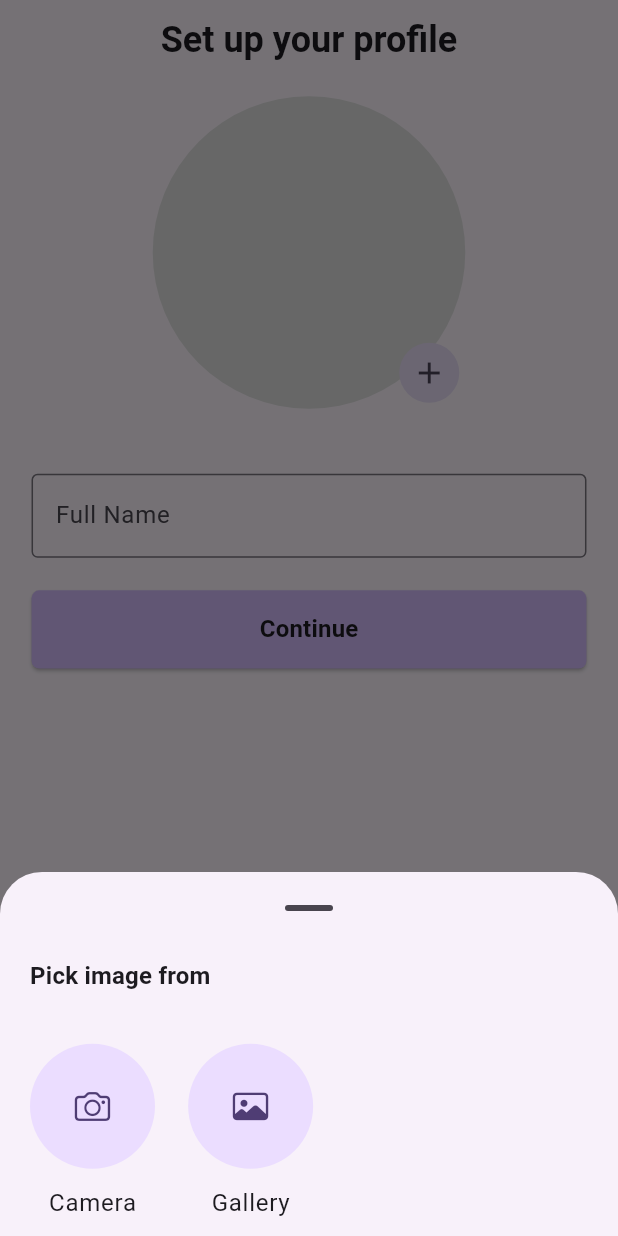
After one commit to dharmikRokad/firebase_chat_app, a Flutter app: the SetUpProfileScreen screen opened by its route, after a tap on the "add" icon, on a phone screen of 412 x 824 dp. The commit adds this screen. Run offline on Flutter 3.47's test engine with Material 3 defaults, Android fonts, the phone set to English and light mode, and no system bars; our stand-ins replace cloud_firestore, firebase_auth, firebase_core, flutter_screenutil, go_router, image_picker; accounts and stored records are empty.

Commit message:
added set up peofile

```diff
--- a/lib/pages/home_page.dart
+++ b/lib/pages/home_page.dart
@@ -1,4 +1,3 @@
-import 'package:chat_app/pages/login_page.dart';
 import 'package:chat_app/services/auth_service.dart';
 import 'package:chat_app/utils/router.dart';
 import 'package:flutter/material.dart';
@@ -32,7 +31,7 @@ class _HomePageState extends State<HomePage> {
           )
         ],
       ),
-      body: const Column(),
+      body: ListView(),
     );
   }
 }
--- /dev/null
+++ b/lib/pages/set_up_profile.dart
@@ -0,0 +1,99 @@
+import 'dart:developer';
+import 'dart:io';
+
+import 'package:chat_app/utils/img_picker_helper.dart';
+import 'package:chat_app/utils/strings.dart';
+import 'package:chat_app/widgets/app_button.dart';
+import 'package:flutter/material.dart';
+import 'package:flutter_screenutil/flutter_screenutil.dart';
+import 'package:image_picker/image_picker.dart';
+
+class SetUpProfileScreen extends StatefulWidget {
+  const SetUpProfileScreen({super.key});
+
+  @override
+  State<SetUpProfileScreen> createState() => _SetUpProfileScreenState();
+}
+
+class _SetUpProfileScreenState extends State<SetUpProfileScreen> {
+  final TextEditingController _fullNameController = TextEditingController();
+
+  XFile? selectedImage;
+  @override
+  Widget build(BuildContext context) {
+    return Scaffold(
+      body: SafeArea(
+        child: Padding(
+          padding: EdgeInsets.symmetric(horizontal: 20.w, vertical: 10.h),
+          child: Column(
+            children: [
+              Text(
+                Strings.setupProfile,
+                style: Theme.of(context)
+                    .textTheme
+                    .headlineSmall
+                    ?.apply(fontWeightDelta: 2),
+              ),
+              20.h.verticalSpace,
+              _buildPhotoPickerWidget(),
+              40.h.verticalSpace,
+              TextFormField(
+                controller: _fullNameController,
+                onTapOutside: (_) => FocusScope.of(context).unfocus(),
+                onFieldSubmitted: (_) => FocusScope.of(context).unfocus(),
+                decoration: const InputDecoration(
+                  labelText: Strings.fullName,
+                  hintText: Strings.fullNAmeHint,
+                  border: OutlineInputBorder(),
+                ),
+                validator: (value) {
+                  if (value?.isEmpty == true || value == null) {
+                    return Strings.emailRequired;
+                  }
+                  return null;
+                },
+              ),
+              20.h.verticalSpace,
+              AppButton(
+                onPressed: _onSubmitTap,
+                title: Strings.continueTxt,
+              )
+            ],
+          ),
+        ),
+      ),
+    );
+  }
+
+  void _onSubmitTap() {}
+
+  Widget _buildPhotoPickerWidget() {
+    return Stack(
+      alignment: Alignment.bottomRight,
+      children: [
+        Container(
+          height: 200.r,
+          width: 200.r,
+          decoration: BoxDecoration(
+            shape: BoxShape.circle,
+            color: Colors.grey.shade300,
+            image: selectedImage != null
+                ? DecorationImage(
+                    image: FileImage(File(selectedImage?.path ?? '')),
+                    fit: BoxFit.cover,
+                  )
+                : null,
+          ),
+        ),
+        IconButton.filledTonal(
+          icon: const Icon(Icons.add),
+          onPressed: () async {
+            selectedImage = await ImagePickweHelper().pickImage(context);
+            log('image = ${selectedImage?.path}');
+            if (selectedImage != null) setState(() {});
+          },
+        )
+      ],
+    );
+  }
+}
--- /dev/null
+++ b/lib/services/firestore_service.dart
@@ -0,0 +1,34 @@
+import 'package:cloud_firestore/cloud_firestore.dart';
+
+class FirestoreService {
+  FirestoreService._();
+
+  static final FirestoreService _instance = FirestoreService._();
+
+  factory FirestoreService() => _instance;
+
+  final FirebaseFirestore _firestore = FirebaseFirestore.instance;
+
+  Future<void> addUSer({
+    required String uid,
+    required String email,
+    Map<String, dynamic> data = const {},
+  }) async {
+    await _firestore.collection('users').doc(uid).set({
+      'uid': uid,
+      'email': email,
+      ...data,
+    });
+  }
+
+  Future<bool> isUserOnBoarded({required String uid}) async {
+    final doc = await _firestore.collection('users').doc(uid).get();
+    return doc.exists;
+  }
+
+  Stream<List<Map<String, dynamic>>> getUsers() {
+    return _firestore.collection('users').snapshots().map((snapshot) {
+      return snapshot.docs.map((e) => e.data()).toList();
+    });
+  }
+}
--- /dev/null
+++ b/lib/utils/constants.dart
@@ -0,0 +1,3 @@
+class Consts {
+  static final RegExp emailReg = RegExp(r'^[a-zA-Z0-9._%+-]+@[a-zA-Z0-9.-]+\.[a-zA-Z]{2,}$');
+}
--- /dev/null
+++ b/lib/utils/img_picker_helper.dart
@@ -0,0 +1,95 @@
+import 'package:flutter/cupertino.dart';
+import 'package:flutter/material.dart';
+import 'package:flutter_screenutil/flutter_screenutil.dart';
+import 'package:go_router/go_router.dart';
+import 'package:image_picker/image_picker.dart';
+
+class ImagePickweHelper {
+  final ImagePicker _picker = ImagePicker();
+
+  static final ImagePickweHelper _instance = ImagePickweHelper._();
+
+  factory ImagePickweHelper() => _instance;
+
+  ImagePickweHelper._();
+
+  Future<XFile?> pickImage(BuildContext context) async {
+    return showModalBottomSheet<XFile?>(
+      context: context,
+      showDragHandle: true,
+      builder: (context) {
+        return Padding(
+          padding: const EdgeInsets.symmetric(
+            horizontal: 20,
+            vertical: 10,
+          ),
+          child: Column(
+            crossAxisAlignment: CrossAxisAlignment.start,
+            mainAxisSize: MainAxisSize.min,
+            children: [
+              Text(
+                'Pick image from',
+                style: Theme.of(context)
+                    .textTheme
+                    .titleMedium
+                    ?.apply(fontWeightDelta: 2),
+              ),
+              30.h.verticalSpace,
+              Row(
+                children: [
+                  // Camer option
+                  InkWell(
+                    onTap: () async {
+                      return context.pop(await pickImageFromCamera());
+                    },
+                    child: Column(
+                      mainAxisSize: MainAxisSize.min,
+                      mainAxisAlignment: MainAxisAlignment.center,
+                      children: [
+                        CircleAvatar(
+                          radius: 40.r,
+                          child: const Icon(CupertinoIcons.photo_camera),
+                        ),
+                        10.h.verticalSpace,
+                        Text('Camera',
+                            style: Theme.of(context).textTheme.bodyLarge),
+                      ],
+                    ),
+                  ),
+                  20.w.horizontalSpace,
+                  // Gallery option
+                  InkWell(
+                    onTap: () async {
+                      return context.pop(await pickImageFromGallery());
+                    },
+                    child: Column(
+                      mainAxisSize: MainAxisSize.min,
+                      mainAxisAlignment: MainAxisAlignment.center,
+                      children: [
+                        CircleAvatar(
+                          radius: 40.r,
+                          child: const Icon(CupertinoIcons.photo),
+                        ),
+                        10.h.verticalSpace,
+                        Text('Gallery',
+                            style: Theme.of(context).textTheme.bodyLarge),
+                      ],
+                    ),
+                  ),
+                ],
+              ),
+            ],
+          ),
+        );
+      },
+    );
+  }
+
+  Future<XFile?> pickImageFromGallery() async {
+    return await _picker.pickImage(source: ImageSource.gallery);
+  }
+
+  Future<XFile?> pickImageFromCamera() async {
+    return await _picker.pickImage(source: ImageSource.camera);
+  }
+}
--- a/lib/utils/router.dart
+++ b/lib/utils/router.dart
@@ -1,6 +1,7 @@
 import 'package:chat_app/pages/chat_page.dart';
 import 'package:chat_app/pages/home_page.dart';
 import 'package:chat_app/pages/login_page.dart';
+import 'package:chat_app/pages/set_up_profile.dart';
 import 'package:chat_app/pages/splash_page.dart';
 import 'package:flutter/material.dart';
 import 'package:go_router/go_router.dart';
@@ -8,6 +9,7 @@ import 'package:go_router/go_router.dart';
 enum RouteNames {
   splashPage,
   loginPage,
+  setupProfilePage,
   homePage,
   chatScreen,
 }
@@ -39,6 +41,11 @@ class AppRouter {
         builder: (context, state) => LoginPage(key: state.pageKey),
       ),
       GoRoute(
+        path: RouteNames.setupProfilePage.path,
+        name: RouteNames.setupProfilePage.name,
+        builder: (context, state) => SetUpProfileScreen(key: state.pageKey),
+      ),
+      GoRoute(
         path: RouteNames.homePage.path,
         name: RouteNames.homePage.name,
         builder: (context, state) => HomePage(key: state.pageKey),
--- /dev/null
+++ b/lib/utils/strings.dart
@@ -0,0 +1,24 @@
+class Strings {
+  // login_page
+  static const String welcome = "Welcome back!";
+  static const String login = "Login";
+  static const String loginTOContinueApp = "Login to continue using the app.";
+  static const String email = 'Email';
+  static const String emailHint = 'test@mailinator.com';
+  static const String password = 'Password';
+  static const String continueTxt = 'Continue';
+  static const String emailRequired = 'Email is required.';
+  static const String enterValidEmail = 'Please enter valid email address.';
+  static const String passRequired = 'Password is required.';
+
+  // auth_provider
+  static const String loggedIn = 'Logged in succesfully.';
+  static const String loggedOut = 'Logged out.';
+  static const String somethingWrong =
+      'Something went wrong. Please try again later.';
+
+  // seet up profile
+  static const String setupProfile = 'Set up your profile';
+  static const String fullName = 'Full Name';
+  static const String fullNAmeHint = 'John Doe';
+}
--- a/lib/widgets/app_button.dart
+++ b/lib/widgets/app_button.dart
@@ -26,17 +26,26 @@ class AppButton extends StatelessWidget {
     return ElevatedButton(
       onPressed: onPressed,
       style: ElevatedButton.styleFrom(
-        fixedSize: Size(85.sw, 45.h),
+        fixedSize: Size(85.sw, 50.h),
         backgroundColor: Theme.of(context).colorScheme.inversePrimary,
         foregroundColor: Theme.of(context).colorScheme.onSurface,
         shape: RoundedRectangleBorder(
-          borderRadius: BorderRadius.circular(10),
+          borderRadius: BorderRadius.circular(5.r),
         ),
       ),
       child: isLoading
-          ? const CircularProgressIndicator()
+          ? SizedBox(
+              height: 30.r,
+              width: 30.r,
+              child: CircularProgressIndicator(
+                strokeCap: StrokeCap.round,
+                strokeWidth: 3,
+                color: Theme.of(context).colorScheme.onSurface,
+              ),
+            )
           : Row(
               mainAxisAlignment: MainAxisAlignment.center,
+              mainAxisSize: MainAxisSize.min,
               children: [
                 10.h.horizontalSpace,
                 if (prefix != null) ...[
--- a/pubspec.yaml
+++ b/pubspec.yaml
@@ -39,6 +39,9 @@ dependencies:
   firebase_core: ^3.8.0
   firebase_auth: ^5.3.3
   go_router: ^14.6.0
+  provider: ^6.1.2
+  cloud_firestore: ^5.5.0
+  image_picker: ^1.1.2
 
 dev_dependencies:
   flutter_test:
```
Also changed, not shown: lib/main.dart (+19 -0 lines), lib/pages/login_page.dart (+67 -38 lines), lib/pages/splash_page.dart (+12 -5 lines), lib/providers/auth_provider.dart (added, +67 -0 lines), lib/services/auth_service.dart (+2 -9 lines), pubspec.lock, 6 other files.
